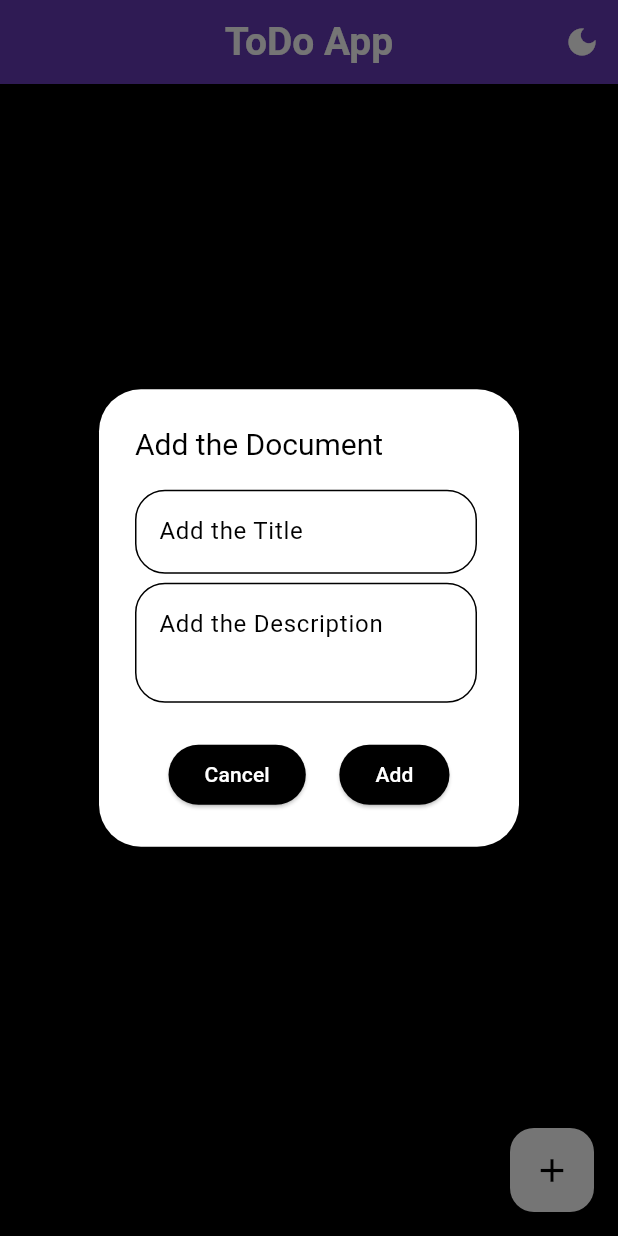
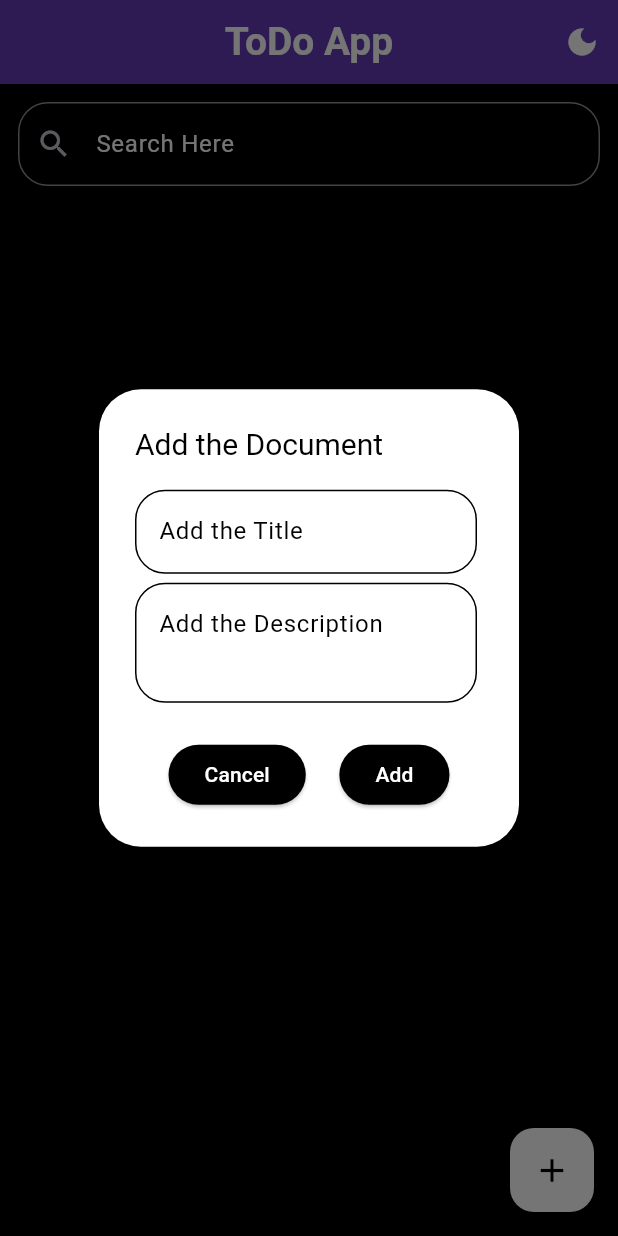
Before and after one commit to MEhsan1237/ToDo_App-with-Hive, a Flutter app: the screen it shows after launch, after a tap on the "light mode" icon, after a tap on the "add" icon, on a phone screen of 412 x 824 dp. Run offline on Flutter 3.47's test engine with Material 3 defaults, Android fonts, the phone set to English and light mode, and no system bars; our stand-ins replace hive, hive_flutter; accounts and stored records are empty.

Commit message:
upload project

```diff
--- a/lib/main_screen/main_screen.dart
+++ b/lib/main_screen/main_screen.dart
@@ -9,7 +9,6 @@ import '../functions/showdialogue_fun.dart';
 import '../functions/updatefun.dart';
 import '../provider/provider_class.dart';
 
-
 class MyAppHive extends StatefulWidget {
   const MyAppHive({super.key});
 
@@ -18,77 +17,132 @@ class MyAppHive extends StatefulWidget {
 }
 
 class _MyAppHiveState extends State<MyAppHive> {
-
   final titleController = TextEditingController();
   final descriptionController = TextEditingController();
+  final originalController = TextEditingController();
+  String searchText = ""; // 👈 store current search text
 
   @override
   Widget build(BuildContext context) {
     final themeProvider = Provider.of<ThemeProvider>(context);
     return Scaffold(
-
       appBar: AppBar(
-        title: Text("ToDo App", style: TextStyle(
-            color: Colors.white, fontSize: 26, fontWeight: FontWeight.w700)),
+        title: Text(
+          "ToDo App",
+          style: TextStyle(
+            color: Colors.white,
+            fontSize: 26,
+            fontWeight: FontWeight.w700,
+          ),
+        ),
         centerTitle: true,
         backgroundColor: Colors.deepPurple,
         actions: [
-
           IconButton(
             icon: Icon(
               themeProvider.isDarkMode
-                  ? Icons.dark_mode   // 🌙 Dark mode icon
-                  : Icons.light_mode,
-              // ☀️ Light mode icon
+                  ? Icons.dark_mode // 🌙 Dark mode icon
+                  : Icons.light_mode, // ☀️ Light mode icon
               color: themeProvider.isDarkMode ? Colors.white : Colors.white,
-
             ),
             onPressed: () {
               themeProvider.toggleTheme(!themeProvider.isDarkMode);
             },
           ),
-
         ],
       ),
 
-
       floatingActionButton: FloatingActionButton(
-
         onPressed: () {
           showMyDialogue(context);
         },
-        child: Icon(Icons.add, size: 26,),
+        child: Icon(Icons.add, size: 26),
       ),
-      body:  ValueListenableBuilder(
+
+      body: Column(
+        children: [
+          Padding(
+            padding: const EdgeInsets.all(12.0),
+            child: TextFormField(
+              controller: originalController,
+              decoration: InputDecoration(
+                hintText: "Search Here",
+                border: OutlineInputBorder(
+                  borderRadius: BorderRadius.circular(20),
+                ),
+                prefixIcon: Icon(Icons.search),
+                hintStyle: TextStyle(
+                  color:
+                  themeProvider.isDarkMode ? Colors.white : Colors.black,
+                ),
+              ),
+              onChanged: (value) {
+                setState(() {
+                  searchText = value.toLowerCase();
+                });
+              },
+            ),
+          ),
+
+          // 🧩 Hive Data Builder
+          Expanded(
+            child: ValueListenableBuilder(
               valueListenable: Boxes.getData().listenable(),
               builder: (context, box, _) {
                 var data = box.values.toList().cast<NotesModel>();
-          if(data.isEmpty){
-            return Center(child: Text("No Data Is Here",style: TextStyle(
-              color: themeProvider.isDarkMode?Colors.white:Colors.black,
-              fontSize: 20
-            ),),);
+
+                // Agar box hi empty hai
+                if (data.isEmpty) {
+                  return Center(
+                    child: Text(
+                      "No Data Is Here",
+                      style: TextStyle(
+                        color: themeProvider.isDarkMode
+                            ? Colors.white
+                            : Colors.black,
+                        fontSize: 20,
+                      ),
+                    ),
+                  );
                 }
-           return
-            ListView.builder(
-              padding: EdgeInsets.symmetric(vertical: 4,horizontal: 4),
-              itemCount: box.length,
+
+                // 🔍 Filtered data logic
+                var filteredData = searchText.isEmpty
+                    ? data
+                    : data.where((note) {
+                  final title = note.title.toLowerCase();
+                  final desc = note.description.toLowerCase();
+                  return title.contains(searchText) ||
+                      desc.contains(searchText);
+                }).toList();
+
+                // Agar search hua aur match nahi mila
+                if (filteredData.isEmpty && searchText.isNotEmpty) {
+                  return Center(
+                    child: Text(
+                      "No matching result found 😕",
+                      style: TextStyle(
+                        color: themeProvider.isDarkMode
+                            ? Colors.white
+                            : Colors.black,
+                        fontSize: 18,
+                      ),
+                    ),
+                  );
+                }
+
+                // ✅ Show filtered ya all data
+                return ListView.builder(
+                  padding: EdgeInsets.symmetric(vertical: 4, horizontal: 4),
+                  itemCount: filteredData.length,
                   itemBuilder: (context, index) {
+                    final note = filteredData[index]; // 👈 important fix
+
                     return SizedBox(
-
-
-                  width: MediaQuery
-                      .of(context)
-                      .size
-                      .width * .12,
-
-                  height: MediaQuery
-                      .of(context)
-                      .size
-                      .height * .14,
+                      width: MediaQuery.of(context).size.width * .12,
+                      height: MediaQuery.of(context).size.height * .14,
                       child: Card(
                         color: Theme.of(context).cardColor,
-
                         elevation: 10,
                         child: Padding(
                           padding: const EdgeInsets.all(12.0),
@@ -100,53 +154,59 @@ class _MyAppHiveState extends State<MyAppHive> {
                                   mainAxisAlignment: MainAxisAlignment.start,
                                   crossAxisAlignment: CrossAxisAlignment.start,
                                   children: [
-                                Expanded(child: Text(
-                                  data[index].title.toString(),
-                                  style: TextStyle(
-                                      fontSize: 22),
-                                  overflow: TextOverflow.ellipsis,)),
+                                    Expanded(
+                                      child: Text(
+                                        note.title.toString(),
+                                        style: TextStyle(fontSize: 22),
+                                        overflow: TextOverflow.ellipsis,
+                                      ),
+                                    ),
                                     Spacer(),
                                     InkWell(
                                       onTap: () {
-                                      delete(data[index]);
+                                        delete(note);
                                       },
-                                    child: Icon(Icons.delete)),
-                                SizedBox(width: 10,),
+                                      child: Icon(Icons.delete),
+                                    ),
+                                    SizedBox(width: 10),
                                     InkWell(
                                       onTap: () {
                                         setState(() {
-                                        updateMyDialogue(context, data[index],
-                                          data[index].title.toString(),
-                                          data[index].description.toString(),);
+                                          updateMyDialogue(
+                                            context,
+                                            note,
+                                            note.title.toString(),
+                                            note.description.toString(),
+                                          );
                                         });
                                       },
-                                    child: Icon(Icons.edit))
+                                      child: Icon(Icons.edit),
+                                    ),
                                   ],
                                 ),
                               ),
                               Align(
                                 alignment: Alignment.centerLeft,
                                 child: Text(
-                              data[index].description.toString(),
-                              style: const TextStyle(
-                                  fontSize: 15),
+                                  note.description.toString(),
+                                  style: const TextStyle(fontSize: 15),
                                   maxLines: 2,
-                              // jitni lines dikhani hain
                                   overflow: TextOverflow.ellipsis,
-                              // dots last me dikhaye
-                              softWrap: true, // wrap allow kare
+                                  softWrap: true,
                                 ),
                               ),
-
                             ],
                           ),
                         ),
                       ),
                     );
-              },);
-        },),
+                  },
+                );
+              },
+            ),
+          ),
+        ],
+      ),
     );
   }
-
-
 }
```
Lines whose indentation alone changed are shown as unchanged.
